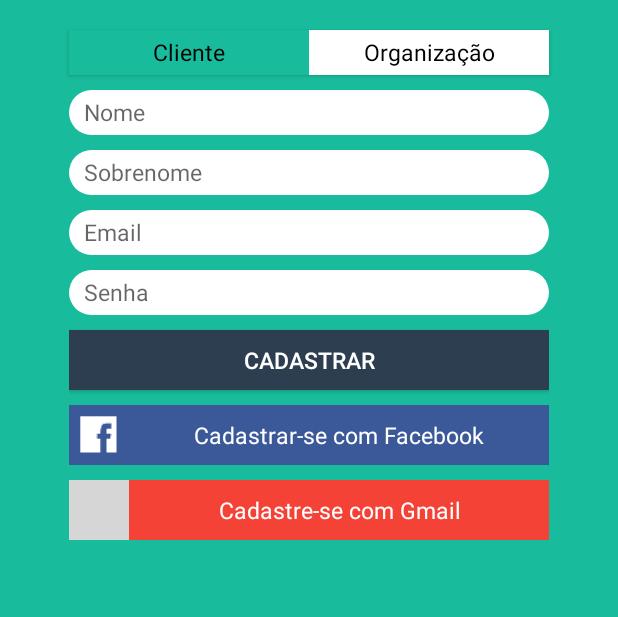
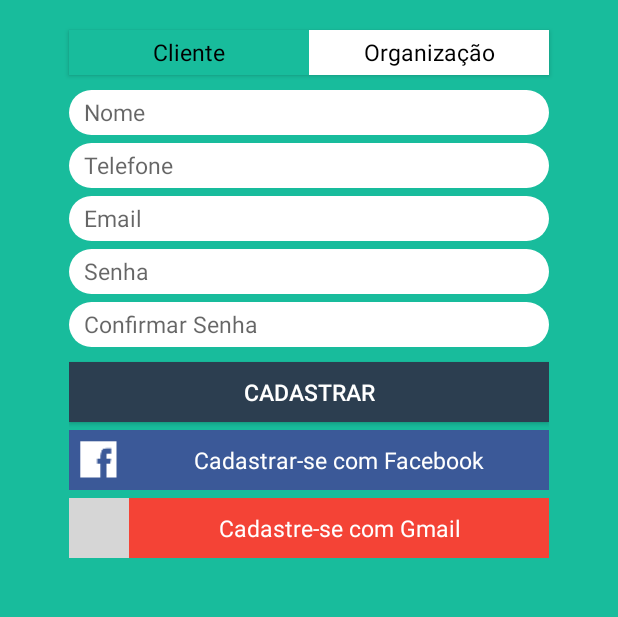
Before and after one commit to vicanalles/maoaberta, an Android app: the TabCadastroCliente screen opened directly, with no data from a screen before it, on a phone screen of 412 x 824 dp, the part 264-881 px from its top. Run offline under Robolectric (Android 15) with nearby library versions, the phone set to English and light mode, and no system bars; our stand-ins replace CircleImageView; grey boxes are pictures that could not be loaded.

Commit message:
Ajustes na tela de cadastro de clientes

```diff
--- a/app/src/main/res/layout/tab_cadastro_cliente.xml
+++ b/app/src/main/res/layout/tab_cadastro_cliente.xml
@@ -21,7 +21,7 @@
             android:inputType="text"
             android:paddingLeft="10dp"
             android:textAlignment="textStart"
-            android:textColor="@android:color/black"
+            android:textColor="@color/textColorBlack"
             android:textSize="15sp"
             android:textStyle="normal" />
 
@@ -31,14 +31,14 @@
             android:layout_height="30dp"
             android:layout_below="@id/edit_text_nome_cadastro_cliente"
             android:layout_centerHorizontal="true"
-            android:layout_marginTop="10dp"
+            android:layout_marginTop="5dp"
             android:background="@drawable/rounded_edittext"
             android:fontFamily="sans-serif"
-            android:hint="@string/sobrenome"
+            android:hint="@string/telefone"
             android:inputType="text"
             android:paddingLeft="10dp"
             android:textAlignment="textStart"
-            android:textColor="@android:color/black"
+            android:textColor="@color/textColorBlack"
             android:textSize="15sp"
             android:textStyle="normal" />
 
@@ -48,14 +48,14 @@
             android:layout_height="30dp"
             android:layout_below="@id/edit_text_sobrenome_cadastro_cliente"
             android:layout_centerHorizontal="true"
-            android:layout_marginTop="10dp"
+            android:layout_marginTop="5dp"
             android:background="@drawable/rounded_edittext"
             android:fontFamily="sans-serif"
             android:hint="@string/email"
             android:inputType="textEmailAddress"
             android:paddingLeft="10dp"
             android:textAlignment="textStart"
-            android:textColor="@android:color/black"
+            android:textColor="@color/textColorBlack"
             android:textSize="15sp"
             android:textStyle="normal" />
 
@@ -65,14 +65,31 @@
             android:layout_height="30dp"
             android:layout_below="@id/edit_text_email_cadastro_cliente"
             android:layout_centerHorizontal="true"
-            android:layout_marginTop="10dp"
+            android:layout_marginTop="5dp"
             android:background="@drawable/rounded_edittext"
             android:fontFamily="sans-serif"
             android:hint="@string/senha"
             android:inputType="textPassword"
             android:paddingLeft="10dp"
             android:textAlignment="textStart"
-            android:textColor="@android:color/black"
+            android:textColor="@color/textColorBlack"
+            android:textSize="15sp"
+            android:textStyle="normal" />
+
+        <EditText
+            android:id="@+id/edit_text_confirmar_senha_cadastro_cliente"
+            android:layout_width="match_parent"
+            android:layout_height="30dp"
+            android:layout_below="@id/edit_text_senha_cadastro_cliente"
+            android:layout_centerHorizontal="true"
+            android:layout_marginTop="5dp"
+            android:background="@drawable/rounded_edittext"
+            android:fontFamily="sans-serif"
+            android:hint="@string/confirmar_senha"
+            android:inputType="textPassword"
+            android:paddingLeft="10dp"
+            android:textAlignment="textStart"
+            android:textColor="@color/textColorBlack"
             android:textSize="15sp"
             android:textStyle="normal" />
 
@@ -80,20 +97,20 @@
             android:id="@+id/button_cadastrar_cliente"
             android:layout_width="match_parent"
             android:layout_height="40dp"
-            android:layout_below="@id/edit_text_senha_cadastro_cliente"
+            android:layout_below="@id/edit_text_confirmar_senha_cadastro_cliente"
+            android:layout_marginTop="10dp"
+            android:background="@color/tabLayoutBottomColor"
             android:text="@string/cadastrar"
             android:textAlignment="center"
             android:textColor="@color/textColorWhite"
-            android:textSize="15sp"
-            android:background="@color/tabLayoutBottomColor"
-            android:layout_marginTop="10dp"/>
+            android:textSize="15sp" />
 
         <LinearLayout
             android:id="@+id/linear_layout_facebook"
             android:layout_width="match_parent"
             android:layout_height="40dp"
             android:layout_below="@id/button_cadastrar_cliente"
-            android:layout_marginTop="10dp"
+            android:layout_marginTop="5dp"
             android:background="@color/facebook_background_button_color"
             android:orientation="horizontal">
 
@@ -107,11 +124,11 @@
                 android:id="@+id/text_view_facebook_cadastro"
                 android:layout_width="match_parent"
                 android:layout_height="40dp"
+                android:layout_gravity="center_vertical"
                 android:fontFamily="sans-serif"
                 android:gravity="center_vertical"
                 android:text="@string/string_text_facebook"
                 android:textAlignment="center"
-                android:layout_gravity="center_vertical"
                 android:textColor="@color/textColorWhite"
                 android:textSize="15sp"
                 android:textStyle="normal" />
@@ -120,29 +137,29 @@
         <LinearLayout
             android:layout_width="match_parent"
             android:layout_height="40dp"
-            android:orientation="horizontal"
-            android:layout_marginTop="10dp"
+            android:layout_below="@id/linear_layout_facebook"
+            android:layout_marginTop="5dp"
             android:background="@color/gmail_background_button_color"
-            android:layout_below="@id/linear_layout_facebook">
+            android:orientation="horizontal">
 
             <ImageView
                 android:id="@+id/image_view_gmail_logo"
                 android:layout_width="40dp"
                 android:layout_height="40dp"
-                android:src="@drawable/ic_action_gmail"/>
+                android:src="@drawable/ic_action_gmail" />
 
             <TextView
                 android:id="@+id/text_view_gmail_cadastro"
                 android:layout_width="match_parent"
                 android:layout_height="40dp"
+                android:layout_gravity="center_vertical"
                 android:fontFamily="sans-serif"
                 android:gravity="center_vertical"
                 android:text="@string/string_text_gmail"
                 android:textAlignment="center"
-                android:layout_gravity="center_vertical"
                 android:textColor="@color/textColorWhite"
                 android:textSize="15sp"
-                android:textStyle="normal"/>
+                android:textStyle="normal" />
 
         </LinearLayout>
 
--- a/app/src/main/res/values/strings.xml
+++ b/app/src/main/res/values/strings.xml
@@ -5,8 +5,9 @@
     <string name="entrar">Entrar</string>
     <string name="cadastrar_agora">Não tem cadastro? Cadastre-se agora!</string>
     <string name="nome_cliente">Nome</string>
-    <string name="sobrenome">Sobrenome</string>
+    <string name="telefone">Telefone</string>
     <string name="string_text_facebook">Cadastrar-se com Facebook</string>
     <string name="cadastrar">Cadastrar</string>
     <string name="string_text_gmail">Cadastre-se com Gmail</string>
+    <string name="confirmar_senha">Confirmar Senha</string>
 </resources>
```
